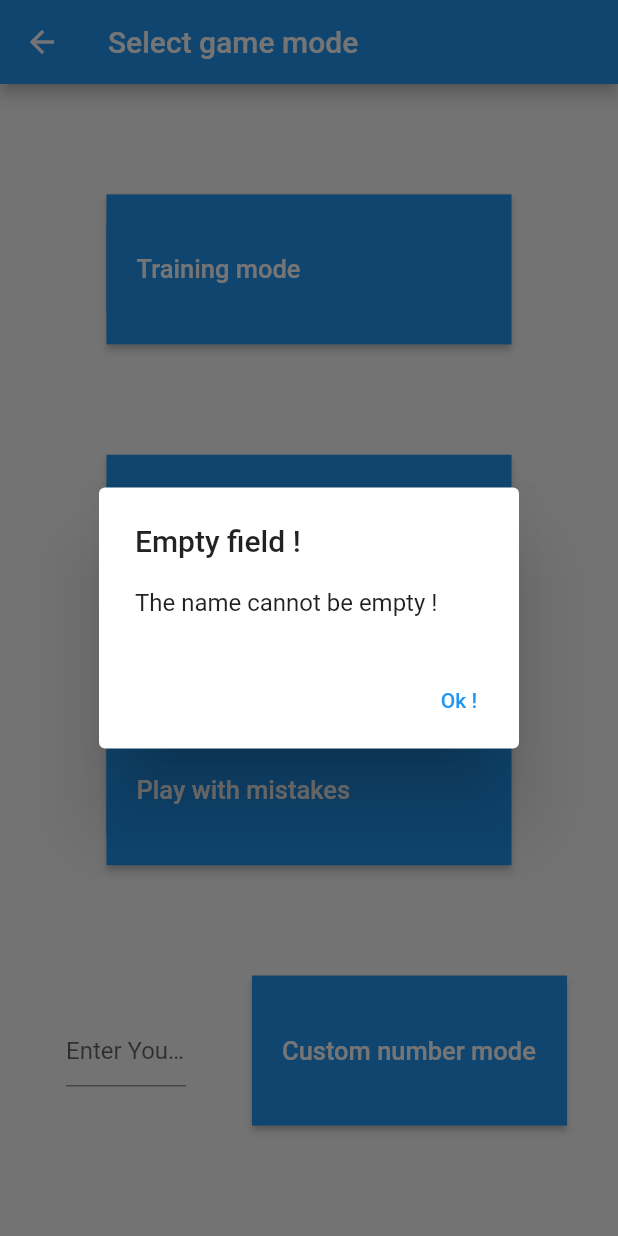
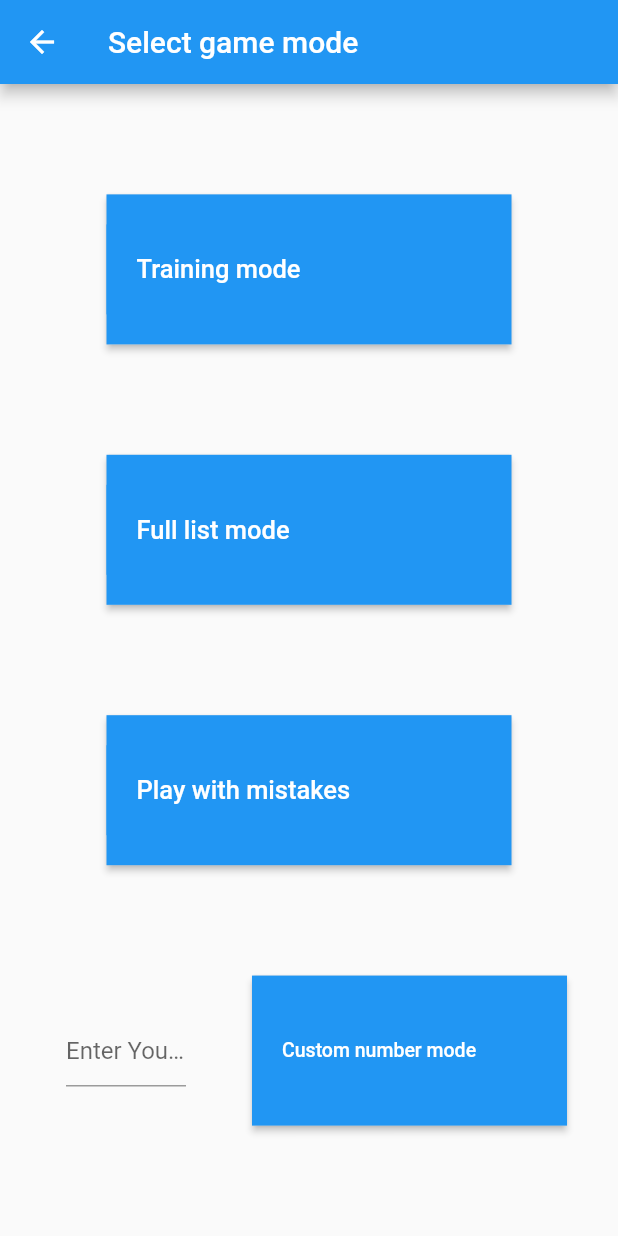
Before and after one commit to CAHevs/GMoria_grp4, a Flutter app: the SelectionModPage screen opened directly with empty values, after a tap on "Custom number mode", on a phone screen of 412 x 824 dp. Run offline on Flutter 3.47's test engine with Material 2 defaults, Android fonts, the phone set to English and light mode, and no system bars; our stand-ins replace cloud_firestore, firebase_auth, firebase_core, flutter_swiper; accounts and stored records are empty.

Commit message:
Correct custom number mode

```diff
--- a/lib/selection_mode.dart
+++ b/lib/selection_mode.dart
@@ -43,7 +43,7 @@ class SelectionModeRows extends StatelessWidget {
         TrainingModeButton(id).buildTitle(context),
         FullListGameModeButton(id).buildTitle(context),
         MistakesModeButton(id).buildTitle(context),
-        NumberModeButton(id, context).buildTitle(context)
+        NumberModeButton(id).buildTitle(context)
       ],
     ));
   }
@@ -56,11 +56,10 @@ abstract class ModeButton {
 
 class NumberModeButton implements ModeButton {
 
-  BuildContext context;
   final String id;
   var number;
   final num = TextEditingController();
-  NumberModeButton(this.id, this.context);
+  NumberModeButton(this.id);
 
 
   @override
@@ -94,7 +93,7 @@ class NumberModeButton implements ModeButton {
                 padding: EdgeInsets.all(20.0),
                 child: Text(
                   'Custom number mode',
-                  style: TextStyle(fontSize: 17.0, color: Colors.white),
+                  style: TextStyle(fontSize: 13.0, color: Colors.white),
                 ),
               )
             ],
@@ -102,7 +101,7 @@ class NumberModeButton implements ModeButton {
         ),
         onPressed: () {
           if(number == 0 || number == null){
-            _emptyTextfield();
+            //_emptyTextfield();
           } else {
             Navigator.push(
               context,
@@ -116,7 +115,7 @@ class NumberModeButton implements ModeButton {
     );
 
   }
-
+    /*
     Future<void> _emptyTextfield() async {
     return showDialog<void>(
       context: context,
@@ -141,7 +140,7 @@ class NumberModeButton implements ModeButton {
       },
     );
   }
-
+  */
 
 }
 
```
Also changed, not shown: lib/Game_Modes/custom_number_gamemode.dart (+8 -6 lines), 1 other file.
